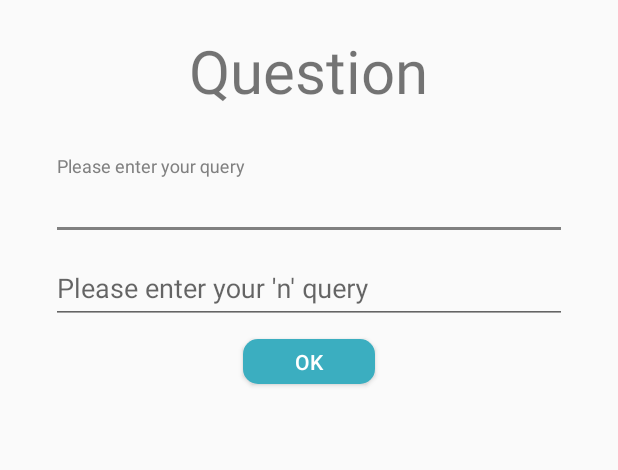
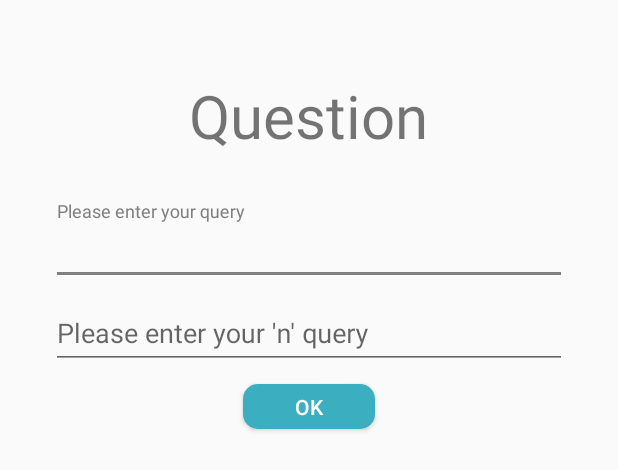
Before and after one commit to aksoyhakn/Loodos, an Android app: the layout activity_question.xml on its own in the app's theme, with its tools: preview values and no code run, on a phone screen of 412 x 824 dp. Shown: the top 470 px of the screen. Run offline under Robolectric (Android 15) with nearby library versions, the phone set to English and light mode, and no system bars; Roboto replaces fonts that are not available here.

Commit message:
Algoritm updated.

```diff
--- a/app/src/main/AndroidManifest.xml
+++ b/app/src/main/AndroidManifest.xml
@@ -11,11 +11,11 @@
         android:roundIcon="@drawable/app_icon"
         android:supportsRtl="true"
         android:theme="@style/AppTheme">
-        <activity android:name=".ui.activities.SplashScreenActivity" />
+        <activity android:name=".ui.activities.QuestionActivity" />
         <activity android:name=".ui.activities.DetailActivity" />
         <activity android:name=".ui.activities.MainActivity" />
         <activity
-            android:name=".ui.activities.QuestionActivity"
+            android:name=".ui.activities.SplashScreenActivity"
             android:theme="@style/AppTheme.NoActionBar">
             <intent-filter>
                 <action android:name="android.intent.action.MAIN" />
--- a/app/src/main/java/com/example/loodos/ui/activities/QuestionActivity.java
+++ b/app/src/main/java/com/example/loodos/ui/activities/QuestionActivity.java
@@ -78,6 +78,7 @@ public class QuestionActivity extends AppCompatActivity {
             data = data.replace(m.group(), m.group().replaceAll("(.)", "*"));
         }
 
+
         llQuestionActivity.setVisibility(View.VISIBLE);
         txtResult.setText(data);
         edtDatavalue.setText("");
--- a/app/src/main/res/layout/activity_question.xml
+++ b/app/src/main/res/layout/activity_question.xml
@@ -3,7 +3,7 @@
     xmlns:tools="http://schemas.android.com/tools"
     android:layout_width="match_parent"
     android:layout_height="match_parent"
-    android:layout_marginTop="20dp"
+    android:layout_gravity="center"
     android:orientation="vertical"
     tools:context=".ui.activities.QuestionActivity">
 
@@ -12,13 +12,14 @@
         android:layout_width="wrap_content"
         android:layout_height="wrap_content"
         android:layout_gravity="center"
-        android:layout_marginBottom="30dp"
         android:text="@string/question"
+        android:layout_marginTop="50dp"
         android:textSize="40dp"></TextView>
 
     <com.google.android.material.textfield.TextInputLayout
         android:layout_width="match_parent"
         android:layout_height="wrap_content"
+        android:layout_marginTop="30dp"
         android:paddingLeft="34dp"
         android:paddingRight="34dp">
 
```
